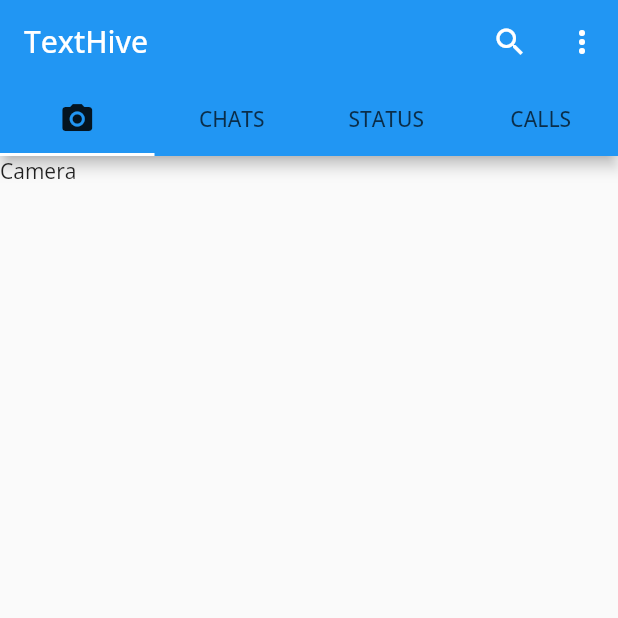
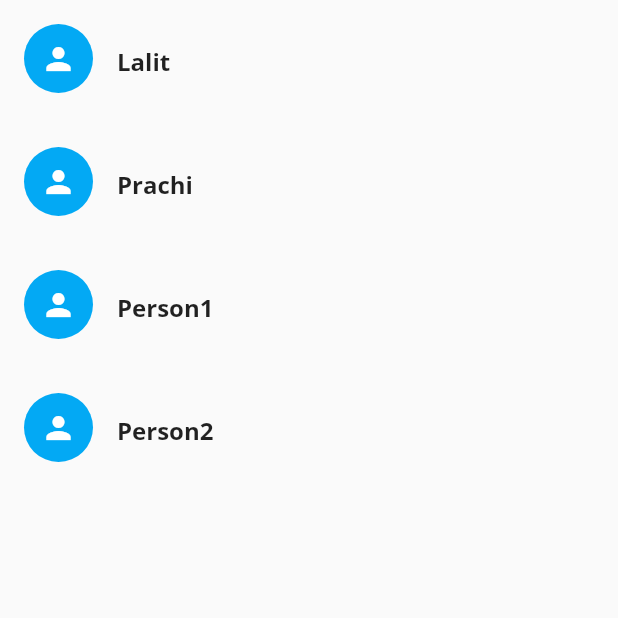
Before and after one commit to Prachijain424/TextHive, a Flutter app: the screen it shows after launch, on a phone screen of 412 x 824 dp, the top half of it. Run offline on Flutter 3.47's test engine with Material 2 defaults, Android fonts, the phone set to English and light mode, and no system bars; our stand-ins replace socket_io_client.

```diff
--- a/lib/Models/ChatModel.dart
+++ b/lib/Models/ChatModel.dart
@@ -7,13 +7,14 @@ class ChatModel {
   late String currentMessage;
   late String time;
   late bool selected;
-  ChatModel(
-      {
+  late int id;
+  ChatModel({
     required this.name,
     required this.icon,
     required this.currentMessage,
     required this.isGroup,
     required this.time,
+    required this.id,
     this.selected = false,
   });
 }
--- a/lib/main.dart
+++ b/lib/main.dart
@@ -2,6 +2,7 @@
 import 'package:flutter/material.dart';
 import 'package:untitled1/screens/CameraScreen.dart';
 import 'package:untitled1/screens/HomeScreen.dart';
+import 'package:untitled1/screens/LoginScreen.dart';
 
 void main() {
   // WidgetsFlutterBinding.ensureInitialized();
@@ -22,7 +23,7 @@ class MyApp extends StatelessWidget {
         secondaryHeaderColor: Colors.green,
       ),
       debugShowCheckedModeBanner: false,
-      home: const HomeScreen(),
+      home: const LoginScreen(),
     );
   }
 }
--- a/lib/screens/HomeScreen.dart
+++ b/lib/screens/HomeScreen.dart
@@ -1,10 +1,14 @@
 import 'package:flutter/material.dart';
+import 'package:untitled1/Models/ChatModel.dart';
 import 'package:untitled1/Pages/CameraPage.dart';
 import 'package:untitled1/screens/CreateGroup.dart';
 import '../Pages/ChatPage.dart';
 
 class HomeScreen extends StatefulWidget {
-  const HomeScreen({Key? key}) : super(key: key);
+  const HomeScreen({Key? key, required this.users, required this.currentUser})
+      : super(key: key);
+  final List<ChatModel> users;
+  final ChatModel currentUser;
 
   @override
   HomeScreenState createState() => HomeScreenState();
@@ -34,6 +38,8 @@ class HomeScreenState extends State<HomeScreen>
             if (value == "New Group") {
               Navigator.push(context,
                   MaterialPageRoute(builder: (builder) => const CreateGroup()));
+            } else if (value == "Logout") {
+              Navigator.pop(context);
             } else {
               print(value);
             }
@@ -59,6 +65,10 @@ class HomeScreenState extends State<HomeScreen>
                 value: "Settings",
                 child: Text("Settings"),
               ),
+              const PopupMenuItem(
+                value: "Logout",
+                child: Text("Logout"),
+              ),
             ];
           })
         ],
@@ -78,11 +88,14 @@ class HomeScreenState extends State<HomeScreen>
           ],
         ),
       ),
-      body: TabBarView(controller: _controller, children: const [
-        Text("Camera"),
-        ChatPage(),
-        Text("3"),
-        Text("4"),
+      body: TabBarView(controller: _controller, children: [
+        const Text("Camera"),
+        ChatPage(
+          users: widget.users,
+          currentUser: widget.currentUser,
+        ),
+        const Text("3"),
+        const Text("4"),
       ]),
     );
   }
--- /dev/null
+++ b/lib/screens/LoginScreen.dart
@@ -0,0 +1,85 @@
+import 'package:flutter/material.dart';
+import 'package:untitled1/CustomUI/ContactCard.dart';
+import 'package:untitled1/screens/HomeScreen.dart';
+
+import '../Models/ChatModel.dart';
+
+class LoginScreen extends StatefulWidget {
+  const LoginScreen({Key? key}) : super(key: key);
+
+  @override
+  LoginScreenState createState() => LoginScreenState();
+}
+
+class LoginScreenState extends State<LoginScreen> {
+  late ChatModel currentUser;
+  List<ChatModel> users = [
+    ChatModel(
+      name: "Lalit",
+      icon: const Icon(
+        Icons.person,
+        color: Colors.white,
+      ),
+      currentMessage: "Hi",
+      isGroup: false,
+      time: "18:07",
+      id: 1,
+    ),
+    ChatModel(
+        name: "Prachi",
+        icon: const Icon(
+          Icons.person,
+          color: Colors.white,
+        ),
+        currentMessage: "Hi",
+        isGroup: false,
+        time: "18:07",
+        id: 2),
+    ChatModel(
+        name: "Person1",
+        icon: const Icon(
+          Icons.person,
+          color: Colors.white,
+        ),
+        currentMessage: "Hi",
+        isGroup: false,
+        time: "18:07",
+        id: 3),
+    ChatModel(
+        name: "Person2",
+        icon: const Icon(
+          Icons.person,
+          color: Colors.white,
+        ),
+        currentMessage: "Hi",
+        isGroup: false,
+        time: "18:07",
+        id: 4),
+  ];
+
+  @override
+  Widget build(BuildContext context) {
+    return Scaffold(
+      body: ListView.builder(
+          itemCount: users.length,
+          itemBuilder: (context, index) => InkWell(
+                child: ContactCard(contact: users[index]),
+                onTap: () {
+                  currentUser = users[index];
+                  List<ChatModel> temp = [];
+                  for (int i = 0; i < users.length; i++) {
+                    temp.insert(i, users[i]);
+                  }
+                  temp.remove(currentUser);
+                  Navigator.push(
+                      context,
+                      MaterialPageRoute(
+                          builder: (builder) => HomeScreen(
+                                users: temp,
+                                currentUser: currentUser,
+                              )));
+                },
+              )),
+    );
+  }
+}
```
Also changed, not shown: lib/CustomUI/CustomCard.dart (+18 -9 lines), lib/Pages/ChatPage.dart (+7 -18 lines), lib/screens/CreateGroup.dart (+57 -34 lines), lib/screens/IndividualPage.dart (+23 -7 lines), lib/screens/SelectContact.dart (+9 -4 lines), 1 other file. Lines whose indentation alone changed are shown as unchanged.
